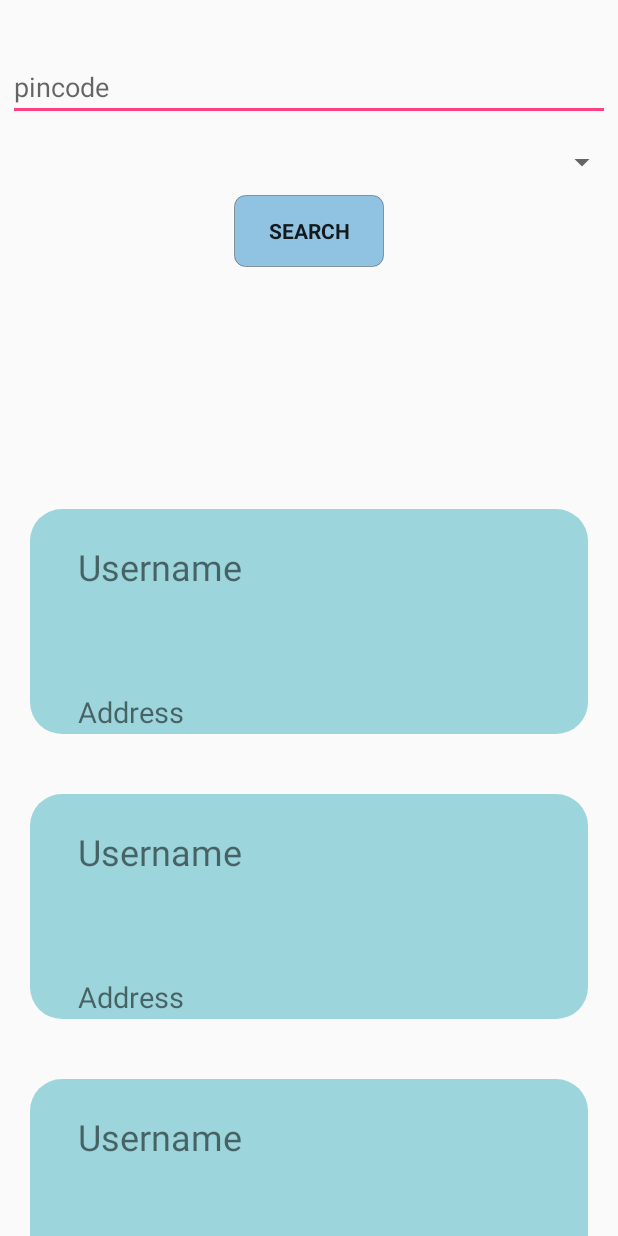
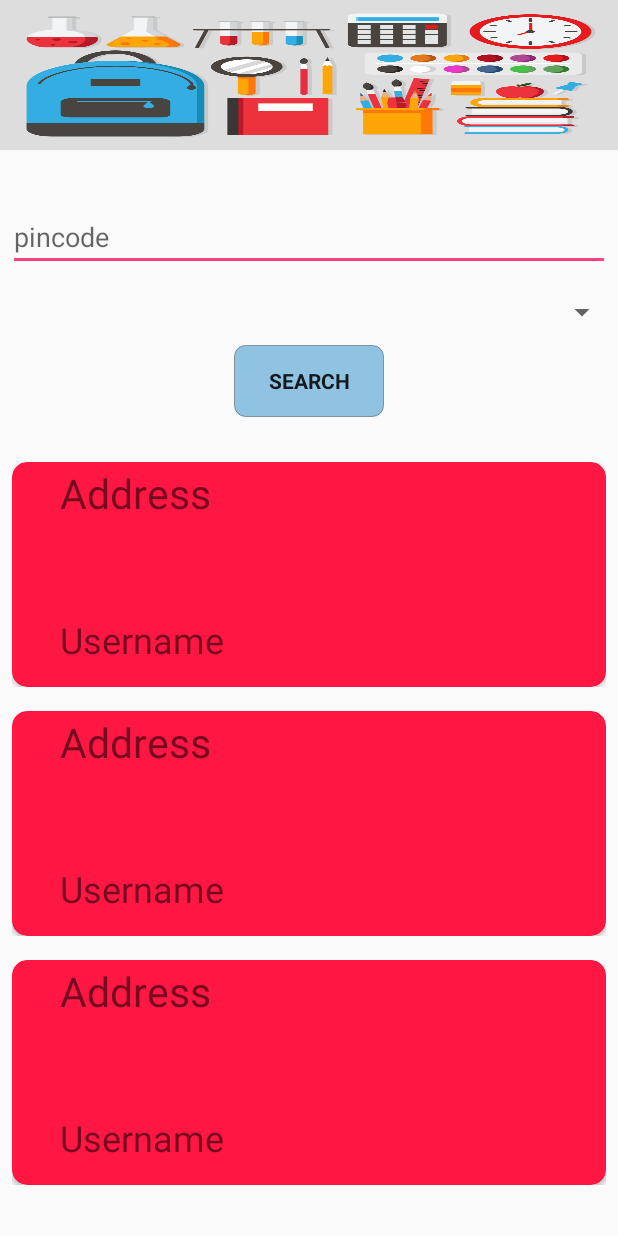
Before and after one commit to Candy98/minorprojgr2final, an Android app: the layout activity_stud_search_teacher.xml on its own in the app's theme, with its tools: preview values and no code run, on a phone screen of 412 x 824 dp. Run offline under Robolectric (Android 15) with nearby library versions, the phone set to English and light mode, and no system bars; plain views replace CustomEditText, MaterialSpinner; Roboto replaces fonts that are not available here.

Commit message:
design added

```diff
--- a/app/src/main/java/com/example/finalproj_minor_gr2/student/StudSearchTeacherActivity.java
+++ b/app/src/main/java/com/example/finalproj_minor_gr2/student/StudSearchTeacherActivity.java
@@ -81,6 +81,8 @@ public class StudSearchTeacherActivity extends AppCompatActivity {
             @Override
             public void onClick(View view) {
                 bottomSheetCoordinatorLayout.setVisibility(View.GONE);
+                customEditText.setVisibility(View.VISIBLE);
+                spinnerLevelTeacherSearchTeacher.setVisibility(View.VISIBLE);
             }
         });
         buttonBottomSheetSaveTeacher.setOnClickListener(new View.OnClickListener() {
@@ -114,6 +116,8 @@ public class StudSearchTeacherActivity extends AppCompatActivity {
             public void onClick(final View view) {
                 PinValidator(customEditText.getText().toString());
                 LvelValidator(seletedLevel);
+                customEditText.setVisibility(View.GONE);
+                spinnerLevelTeacherSearchTeacher.setVisibility(View.GONE);
                 if (isValidLevel && isValidPin) {
                     ParseQuery<ParseUser> query = ParseUser.getQuery();
                     query.whereEqualTo("Regtype", "Teacher");
--- a/app/src/main/java/com/example/finalproj_minor_gr2/student/StudentProfileActivity.java
+++ b/app/src/main/java/com/example/finalproj_minor_gr2/student/StudentProfileActivity.java
@@ -4,19 +4,34 @@ import androidx.appcompat.app.AppCompatActivity;
 import androidx.appcompat.widget.Toolbar;
 import androidx.viewpager.widget.ViewPager;
 
+import android.content.Intent;
 import android.os.Bundle;
+import android.view.View;
+import android.widget.LinearLayout;
 
 import com.example.finalproj_minor_gr2.R;
 import com.google.android.material.tabs.TabLayout;
 
 public class StudentProfileActivity extends AppCompatActivity {
-
+LinearLayout stud_prof;
 
     protected void onCreate(Bundle savedInstanceState) {
 
         super.onCreate(savedInstanceState);
         setContentView(R.layout.activity_student_profile);
+        BindViews();
+        stud_prof.setOnClickListener(new View.OnClickListener() {
+            @Override
+            public void onClick(View view) {
+                startActivity(new Intent(StudentProfileActivity.this,StudSearchTeacherActivity.class));
+            }
+        });
+    }
+
+    private void BindViews() {
+        stud_prof=findViewById(R.id.stud_prof);
     }
 
 
+
 }
--- a/app/src/main/res/layout/activity_stud_search_teacher.xml
+++ b/app/src/main/res/layout/activity_stud_search_teacher.xml
@@ -14,8 +14,20 @@
     <!-- TODO: Update blank fragment layout -->
     <LinearLayout
         android:layout_width="match_parent"
-        android:layout_height="0dp"
-        android:layout_weight="1.9"
+        android:layout_height="100dp"
+        >
+        <ImageView
+            android:layout_width="match_parent"
+            android:layout_height="match_parent"
+            android:src="@drawable/sch_bg"
+            android:scaleType="fitXY"
+            android:adjustViewBounds="true"
+
+            ></ImageView>
+    </LinearLayout>
+    <LinearLayout
+        android:layout_width="match_parent"
+        android:layout_height="200dp"
         android:orientation="vertical">
 
         <LinearLayout
@@ -33,9 +45,9 @@
                 android:inputType="phone"
                 android:fontFamily="@font/bubblegum_sans"
 
-                app:libIZO_setBackgroundColor="#81B2EBF2"
-                app:libIZO_clearIconTint="#2196F3"
-                app:libIZO_setBorderColor="#4FC3F7"
+                app:libIZO_setBackgroundColor="#00C6FF00"
+                app:libIZO_clearIconTint="#D0FFFF00"
+                app:libIZO_setBorderColor="#FF1744"
                 app:libIZO_setBorderView="true"
                 app:libIZO_setClearIconVisible="true"
                 app:libIZO_setCornerRadius="4dp"
@@ -51,8 +63,8 @@
 
         <com.jaredrummler.materialspinner.MaterialSpinner
             android:id="@+id/spinnerLevelTeacherSearchTeacher"
-            app:ms_arrow_tint="#1976D2"
-            app:ms_background_color="#6AB2EBF2"
+            app:ms_arrow_tint="#FF1744"
+            app:ms_background_color="#07E53935"
             android:layout_width="match_parent"
             android:layout_height="wrap_content"
             android:fontFamily="@font/bubblegum_sans"
@@ -81,7 +93,7 @@
 
     <LinearLayout
         android:layout_width="match_parent"
-        android:layout_height="0dp"
+        android:layout_height="250dp"
         android:layout_weight="3"
         android:orientation="vertical">
 
--- a/app/src/main/res/layout/activity_student_profile.xml
+++ b/app/src/main/res/layout/activity_student_profile.xml
@@ -31,6 +31,7 @@
                 android:weightSum="3"
                 >
                 <LinearLayout
+                    android:id="@+id/stud_prof"
                     android:layout_width="0dp"
                     android:layout_height="120dp"
                     android:layout_weight="1"
@@ -60,6 +61,7 @@
 
                 </LinearLayout>
                 <LinearLayout
+                    android:id="@+id/stud_teacher"
                     android:layout_width="0dp"
                     android:layout_height="120dp"
                     android:layout_weight="1"
@@ -89,6 +91,7 @@
 
                 </LinearLayout>
                 <LinearLayout
+                    android:id="@+id/stud_school"
                     android:layout_width="0dp"
                     android:layout_height="120dp"
                     android:layout_weight="1"
@@ -129,6 +132,7 @@
                 android:weightSum="3"
                 >
                 <LinearLayout
+                    android:id="@+id/stud_college"
                     android:layout_width="0dp"
                     android:layout_height="120dp"
                     android:layout_weight="1"
@@ -159,6 +163,7 @@
                 </LinearLayout>
 
                 <LinearLayout
+                    android:id="@+id/stud_saved"
                     android:layout_width="0dp"
                     android:layout_height="120dp"
                     android:layout_weight="1"
@@ -189,6 +194,7 @@
                 </LinearLayout>
 
                 <LinearLayout
+                    android:id="@+id/stud_logout"
                     android:layout_width="0dp"
                     android:layout_height="120dp"
                     android:layout_weight="1"
@@ -227,6 +233,7 @@
             android:weightSum="3"
             >
             <LinearLayout
+                android:id="@+id/stud_aboutus"
                 android:layout_width="0dp"
                 android:layout_height="120dp"
                 android:layout_weight="1"
--- a/app/src/main/res/layout/rcv_searched_teachers_list.xml
+++ b/app/src/main/res/layout/rcv_searched_teachers_list.xml
@@ -3,15 +3,20 @@
     xmlns:app="http://schemas.android.com/apk/res-auto"
     android:orientation="horizontal" android:layout_width="match_parent"
     android:layout_height="150dp"
-    android:layout_margin="20dp"
-    android:background="@drawable/rcv_shape">
-    <RelativeLayout
-        android:layout_width="match_parent"
-        android:layout_height="wrap_content"
+    android:background="@drawable/rcv_shape"
+    android:layout_margin="8dp">
+<com.google.android.material.card.MaterialCardView
+    xmlns:card_view="http://schemas.android.com/apk/res-auto"
 
-        >
+    android:layout_width="match_parent"
+    android:elevation="5dp"
+    android:fadingEdgeLength="5dp"
+    app:cardCornerRadius="10dp"
+    app:cardMaxElevation="10dp"
+app:cardBackgroundColor="#FF1744"
+    android:layout_height="match_parent" >
 
-        <TextView
+    <TextView
             android:id="@+id/tvRcvTeacherUname"
             android:layout_width="170dp"
             android:layout_height="wrap_content"
@@ -19,7 +24,7 @@
             android:layout_marginLeft="30dp"
             android:textSize="24sp"
             android:padding="2dp"
-            android:layout_marginTop="20dp"
+            android:layout_marginTop="100dp"
             android:text="Username"
             ></TextView>
 
@@ -31,12 +36,12 @@
             android:layout_marginLeft="30dp"
             android:layout_alignParentBottom="true"
             android:layout_marginBottom="0dp"
-            android:textSize="19sp"
+            android:textSize="27sp"
             android:padding="2dp"
             android:text="Address"
             android:fontFamily="@font/bubblegum_sans"
             ></TextView>
 
 
-    </RelativeLayout>
+</com.google.android.material.card.MaterialCardView>
 </LinearLayout>
```
